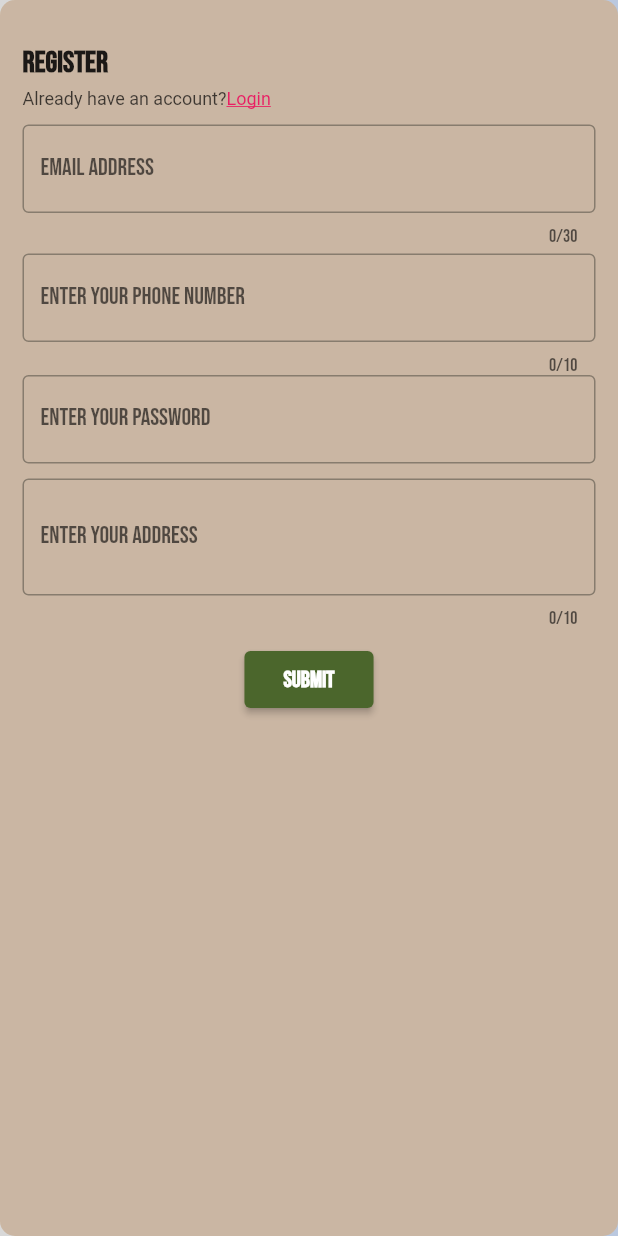
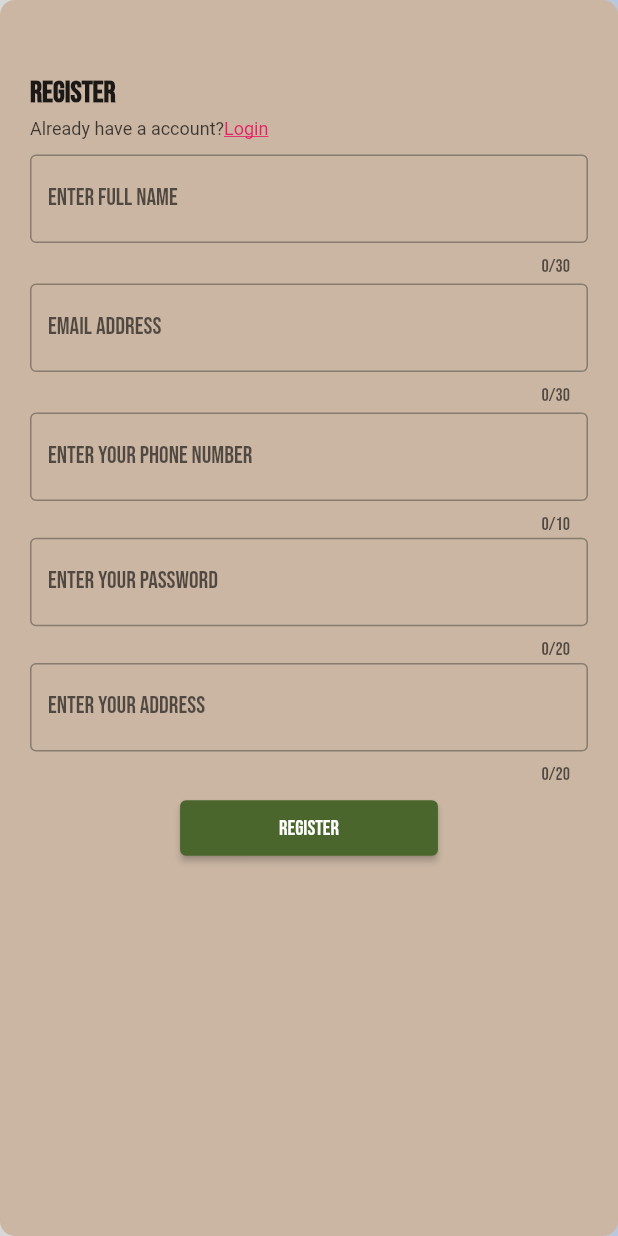
Before and after one commit to Suchak123/FlutterNew_untitledapp2, a Flutter app: the Register screen opened by its route, on a phone screen of 412 x 824 dp. Run offline on Flutter 3.47's test engine with Material 3 defaults, Android fonts, the phone set to English and light mode, and no system bars; our stand-ins replace cloud_firestore, firebase_auth, firebase_core; accounts and stored records are empty.

```diff
--- a/lib/login.dart
+++ b/lib/login.dart
@@ -8,6 +8,7 @@ class Login extends StatelessWidget {
   final _formKey = GlobalKey<FormState>();
   final _emailAddressController = TextEditingController();
   final _passwordController = TextEditingController();
+
 
   @override
   Widget build(BuildContext context) {
@@ -137,6 +138,7 @@ class Login extends StatelessWidget {
                                         .loginInWithEmailAndPassword(
                                         email, password);
                                     if (user != null) {
+
                                       print('login success');
                                       if(context.mounted){
                                         Navigator.of(context).pushReplacementNamed('/dashboard');
--- /dev/null
+++ b/lib/model/user_model.dart
@@ -0,0 +1,28 @@
+class UserModel {
+  String? uId;
+  String? fullName;
+  int? phoneNumber;
+  String? emailAddress;
+  String? address;
+  String? gender;
+
+  UserModel({
+      this.uId,
+      this.fullName,
+      this.phoneNumber,
+      this.address,
+      this.emailAddress,
+      this.gender,
+      });
+
+  toJson(){
+    return {
+      'id':uId,
+      'full_name': fullName,
+      'phone_number': phoneNumber,
+      'address': address,
+      'email_address': emailAddress,
+      'gender': gender,
+    };
+  }
+}
--- a/lib/register.dart
+++ b/lib/register.dart
@@ -1,20 +1,21 @@
 import 'package:firebase_auth/firebase_auth.dart';
 import 'package:flutter/foundation.dart';
 import 'package:flutter/material.dart';
+import 'package:untitledapp2/model/user_model.dart';
 import 'package:untitledapp2/service/base_auth_service.dart';
+import 'package:untitledapp2/service/firebase_database_service.dart';
 // import 'package:flutter_svg/svg.dart';
 
 class Register extends StatelessWidget {
   Register({super.key});
+  final _formKey= GlobalKey<FormState>(); //underscore : private
+  final _fullNameController=TextEditingController();
+  final _emailAddressController=TextEditingController();
+  final _phoneNumberController=TextEditingController();
+  final _passwordController=TextEditingController();
+  final _streetAddressController=TextEditingController();
+  final _emailRegexPattern = r"^[a-zA-Z0-9.a-zA-Z0-9.!#$%&'*+-/=?^_`{|}~]+@[a-zA-Z0-9]+\.[a-zA-Z]+";
 
-  final _formKey = GlobalKey<FormState>();
-  final _fullNameController = TextEditingController();
-  final _emailAddressController = TextEditingController();
-  final _passwordController = TextEditingController();
-  final _phoneNumberController = TextEditingController();
-  final _streetAddressController = TextEditingController();
-  final _emailRegexPattern =
-      r"^[a-zA-Z0-9.a-zA-Z0-9.!#$%&'*+-/=?^_`{|}~]+@[a-zA-Z0-9]+\.[a-zA-Z]+";
 
   @override
   Widget build(BuildContext context) {
@@ -23,10 +24,10 @@ class Register extends StatelessWidget {
       body: Center(
         child: Container(
           width: kIsWeb
-              ? MediaQuery.of(context).size.width / 1.5
+              ? MediaQuery.of(context).size.width / 1.25
               : MediaQuery.of(context).size.width,
           height: kIsWeb
-              ? MediaQuery.of(context).size.height / 1.5
+              ? MediaQuery.of(context).size.height / 1.25
               : MediaQuery.of(context).size.height,
           decoration: BoxDecoration(
             color: Colors.orangeAccent.withOpacity(0.5),
@@ -50,8 +51,9 @@ class Register extends StatelessWidget {
                       ),
                       child: Padding(
                         padding: const EdgeInsets.only(
-                            top: 30.0, left: 15, right: 15),
+                            top: 50.0, left: 20, right: 20),
                         child: Form(
+                          key: _formKey,
                           child: Column(
                             mainAxisAlignment: MainAxisAlignment.start,
                             crossAxisAlignment: CrossAxisAlignment.start,
@@ -65,12 +67,11 @@ class Register extends StatelessWidget {
                               ),
                               const SizedBox(height: 5),
                               GestureDetector(
-                                onTap: () =>
-                                    Navigator.of(context).pushNamed('/login'),
+                                onTap: ()=> Navigator.of(context).pushNamed('/login'),
                                 child: RichText(
                                   // textWidthBasis: TextWidthBasis.longestLine,
                                   text: TextSpan(
-                                    text: "Already have an account?",
+                                    text: "Already have a account?",
                                     style: TextStyle(
                                       fontSize: 12,
                                       color: Colors.black.withOpacity(0.7),
@@ -87,29 +88,43 @@ class Register extends StatelessWidget {
                                 ),
                               ),
                               SizedBox(height: 10),
-
+                              TextFormField(
+                                controller: _fullNameController,
+                                keyboardType: TextInputType.name,
+                                maxLength: 30,
+                                decoration: InputDecoration(
+                                  border: OutlineInputBorder(),
+                                  labelText: 'Enter full name',
+                                ),
+                                validator: (fullNameValue){
+                                  if (fullNameValue==null || fullNameValue.trim().isEmpty){
+                                    return 'Please Enter Full Name';
+                                  }
+                                  return null;
+                                },
+                              ),
+                              SizedBox(
+                                height: 5,
+                              ),
                               TextFormField(
                                 controller: _emailAddressController,
                                 maxLength: 30,
-                                maxLines: 1, //lines or height of box
                                 keyboardType: TextInputType.emailAddress,
                                 decoration: InputDecoration(
                                   border: OutlineInputBorder(),
                                   labelText: 'Email address',
                                 ),
-                                validator: (emailValue) {
-                                  if (emailValue == null ||
-                                      emailValue.trim().isEmpty) {
+                                validator: (emailValue){
+                                  if (emailValue==null || emailValue.trim().isEmpty){
                                     return 'Please enter your email address';
                                   }
-                                  final regex = RegExp(_emailRegexPattern);
-                                  if (!regex.hasMatch(emailValue)) {
-                                    return 'Please enter a valid email';
+                                  final regex= RegExp(_emailRegexPattern);
+                                  if (!regex.hasMatch(emailValue)){
+                                    return'Please enter a valid email';
                                   }
                                   return null;
                                 },
                               ),
-
                               SizedBox(
                                 height: 5,
                               ),
@@ -121,92 +136,88 @@ class Register extends StatelessWidget {
                                   border: OutlineInputBorder(),
                                   labelText: 'Enter your phone number',
                                 ),
-                                validator: (phoneNumberValue) {
-                                  if (phoneNumberValue == null ||
-                                      phoneNumberValue.trim().isEmpty) {
+                                validator: (phoneNumberValue){
+                                  if (phoneNumberValue==null || phoneNumberValue.trim().isEmpty){
                                     return 'Please enter your phone number';
                                   }
                                   return null;
                                 },
                               ),
-
+                              SizedBox(
+                                height: 2.5,
+                              ),
                               TextFormField(
                                 controller: _passwordController,
-                                keyboardType: TextInputType.text,
-                                obscureText: true,
+                                keyboardType: TextInputType.visiblePassword,
+                                maxLength: 20,
+                                obscureText: true,  //making non visible password
                                 decoration: InputDecoration(
-                                  labelText: "Enter your password",
                                   border: OutlineInputBorder(),
-
-                                  // labelText: "email"
+                                  labelText: 'Enter your password',
                                 ),
-                                validator: (passwordValue) {
-                                  if (passwordValue == null ||
-                                      passwordValue.trim().isEmpty) {
+                                validator: (passwordValue){
+                                  if (passwordValue==null || passwordValue.trim().isEmpty){
                                     return 'Please Enter password';
                                   }
                                   return null;
                                 },
                               ),
-                              SizedBox(
-                                height: 10,
-                              ),
+                              SizedBox(height: 2.5,),
                               TextFormField(
                                 controller: _streetAddressController,
                                 keyboardType: TextInputType.streetAddress,
-                                maxLength: 10,
-                                maxLines: 2, //lines or height of box
+                                maxLength: 20,
+                                maxLines: 1, //lines or height of box
                                 decoration: InputDecoration(
                                   border: OutlineInputBorder(),
                                   labelText: 'Enter your address',
                                 ),
-                                validator: (streetAddressValue) {
-                                  if (streetAddressValue == null ||
-                                      streetAddressValue.trim().isEmpty) {
+                                validator: (streetAddressValue){
+                                  if (streetAddressValue==null || streetAddressValue.trim().isEmpty){
                                     return 'Please Enter address';
                                   }
                                   return null;
                                 },
                               ),
-                              SizedBox(height: 10),
+                              SizedBox(height: 5),
                               Center(
                                 child: ElevatedButton(
-                                  onPressed: () {
-                                    if (_formKey.currentState != null) {
-                                      if (_formKey.currentState!.validate()) {
+                                  style: ElevatedButton.styleFrom(),
+                                  onPressed: ()async{
+                                    if (_formKey.currentState!= null){
+                                      if(_formKey.currentState!.validate()){
                                         _formKey.currentState!.save();
-                                        final email =
-                                            _emailAddressController.text;
-                                        final password =
-                                            _passwordController.text;
-                                        final firebaseAuth =
-                                            FirebaseAuthService();
-                                        firebaseAuth
-                                            .signUpUserWithEmailAndPassword(
-                                                email, password);
+                                        final email = _emailAddressController.text;
+                                        final password = _passwordController.text;
+                                        final firebaseAuth = FirebaseAuthService();
+                                        final user = await firebaseAuth.signUpUserWithEmailAndPassword(email, password);
+
+                                        if(user!=null){
+                                          final userModel = UserModel(
+                                            uId: user.uid,
+                                            fullName: _fullNameController.text,
+                                            emailAddress: _emailAddressController.text,
+                                            phoneNumber: int.parse(_phoneNumberController.text),
+                                            address: _streetAddressController.text,
+                                          );
+                                          final firebaseDatabaseService = FirebaseDatabaseService();
+                                          firebaseDatabaseService.createUserInCloudFirebase(userModel: userModel);
                                           Navigator.pushNamed(context, '/login');
-                                        //print('The Enter First Name ${_fullNameController.text}');
-                                        //print('The email address is  ${_emailAddressController.text}');
-                                        //print('The Enter phone number ${_phoneNumberController.text}');
-                                        //print('The password is ${_passwordController.text}');
-                                        //print('The street address ${_streetAddressController.text}');
+
+                                        } else{
+                                          print('Databse couldnt be created');
                                         }
                                       }
+                                    }
+                                    // Navigator.pushNamed(context, '/main')
                                   },
                                   child: Padding(
-                                    padding: const EdgeInsets.all(10),
-                                    child: Text(
-                                      'Submit',
-                                      style: TextStyle(
-                                          color: Colors.white,
-                                          fontWeight: FontWeight.bold,
-                                          fontSize: 15),
+                                    padding: const EdgeInsets.fromLTRB(
+                                        50, 10, 50, 10),
+                                    child: Text("Register"),
                                   ),
                                 ),
-                                  // style: ElevatedButton.styleFrom(
-                                  //     backgroundColor: Colors.deepPurple),
-                                ),
-                              ),
+                              )
 
                               // RichText(text: "Do not have a account yet?")
                             ],
@@ -235,6 +246,7 @@ class Register extends StatelessWidget {
                       ),
                       width: constraints.maxWidth,
                       height: constraints.maxHeight,
+                      // child: SvgPicture.network('https://svgur.com/i/yCT.svg'),
                     ),
                   )
                       : SizedBox.shrink(),
```
Also changed, not shown: lib/service/base_auth_service.dart (+3 -6 lines), lib/service/firebase_database_service.dart (+13 -2 lines), 1 other file. Lines whose indentation alone changed are shown as unchanged.
